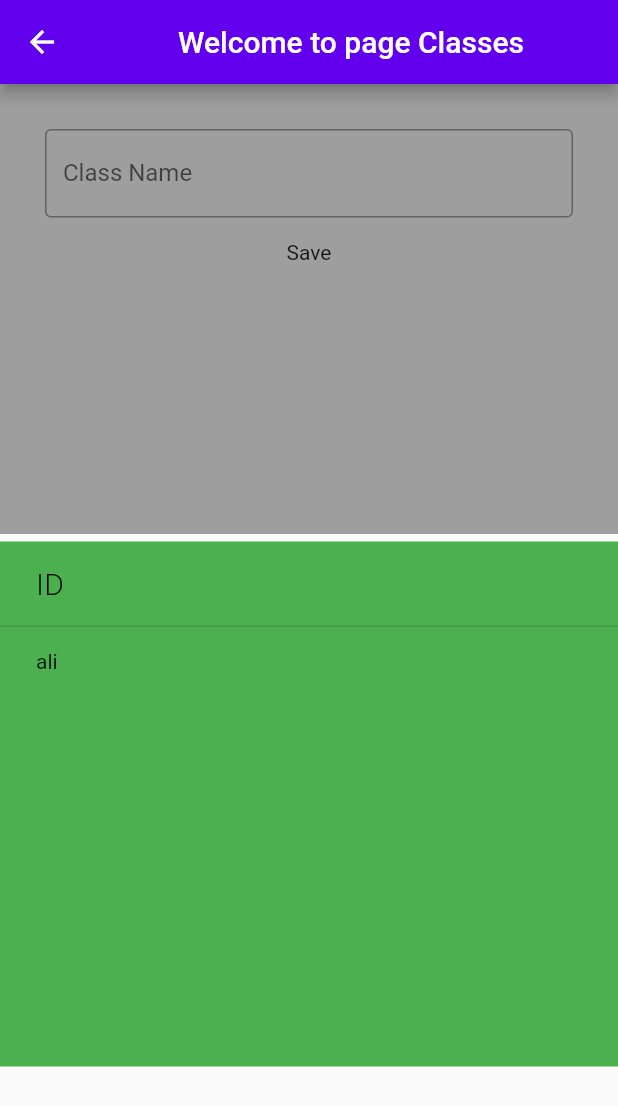
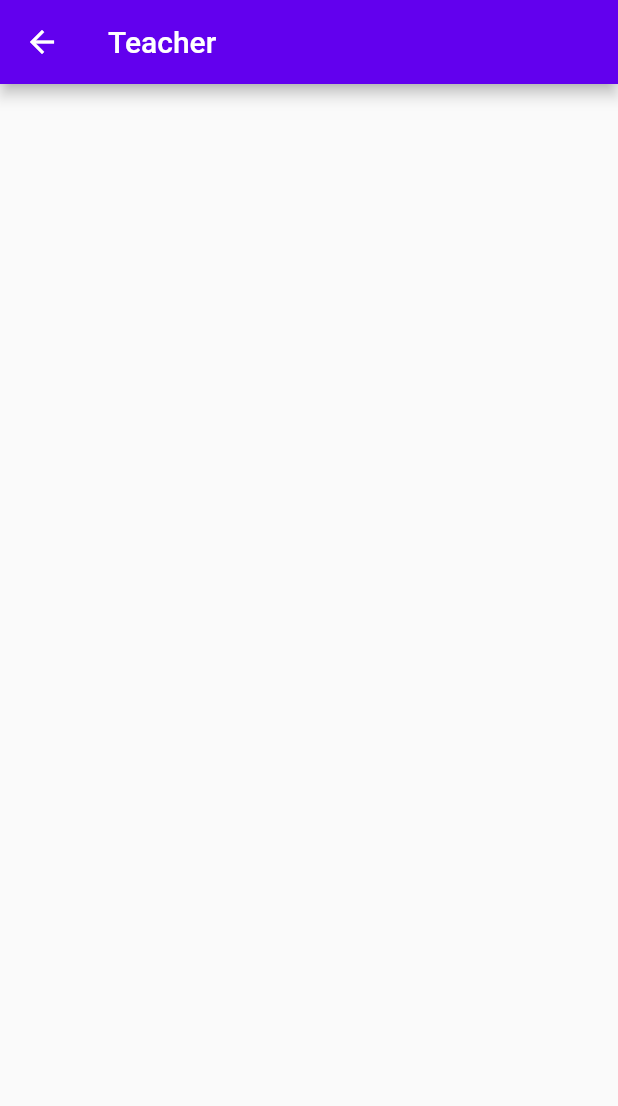
Before and after one commit to aliahmad98318/StudentsAttendance, a Flutter app: the screen it shows after launch, in the side drawer, after a tap on "Teacher", on a phone screen of 412 x 824 dp. Shown: the top 1106 px of the screen. Run offline on Flutter 3.47's test engine with Material 2 defaults, Android fonts, the phone set to English and light mode, and no system bars.

Commit message:
I have created a class by the name of Teacher

```diff
--- a/lib/dashbord.dart
+++ b/lib/dashbord.dart
@@ -1,4 +1,8 @@
 import 'package:flutter/material.dart';
+import 'package:students_attendance/about_us.dart';
+import 'package:students_attendance/attendance.dart';
+import 'package:students_attendance/student.dart';
+import 'package:students_attendance/teacher.dart';
 import 'class.dart';
 
 class dashbord extends StatelessWidget {
@@ -29,26 +33,30 @@ class dashbord extends StatelessWidget {
               leading: Icon(Icons.person),
               title: Text('Teacher'),
               onTap: (){
-                Navigator.push(context,MaterialPageRoute(builder: (context){return classes();}),);
+                Navigator.push(context,MaterialPageRoute(builder: (context){return teacher();}),);
               },
             ),
             ListTile(
               leading: Icon(Icons.person_pin),
               title: Text('Student'),
               onTap:(){
-                Navigator.push(context,MaterialPageRoute(builder: (context){return classes();}),);
+                Navigator.push(context,MaterialPageRoute(builder: (context){return students();}),);
               },
 
             ),
             ListTile(
               leading: Icon(Icons.library_books),
               title: Text('Attendance'),
-              onTap:()=>print('favorate'),
+              onTap: (){
+                Navigator.push(context,MaterialPageRoute(builder: (context){return attendance();}),);
+              },
             ),
             ListTile(
               leading: Icon(Icons.description),
               title: Text('about us'),
-              onTap:()=>print('favorate'),
+              onTap:(){
+                Navigator.push(context,MaterialPageRoute(builder: (context){return about_us();}),);
+              },
             )
 
           ],
--- a/lib/teacher.dart
+++ b/lib/teacher.dart
@@ -0,0 +1,13 @@
+import 'package:flutter/material.dart';
+class teacher extends StatefulWidget {
+
+  @override
+  State<teacher> createState() => _teacherState();
+}
+
+class _teacherState extends State<teacher> {
+  @override
+  Widget build(BuildContext context) {
+    return Scaffold(appBar: AppBar(title: Text('Teacher'),),);
+  }
+}
```
Also changed, not shown: lib/attendance.dart (+13 -0 lines).
